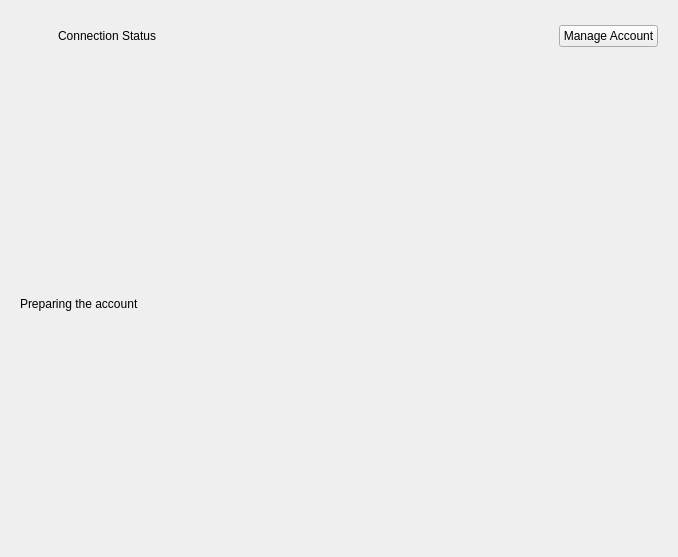
Old version of the form src/gui/accountsgui/accountview.ui in the repository owncloud/client.
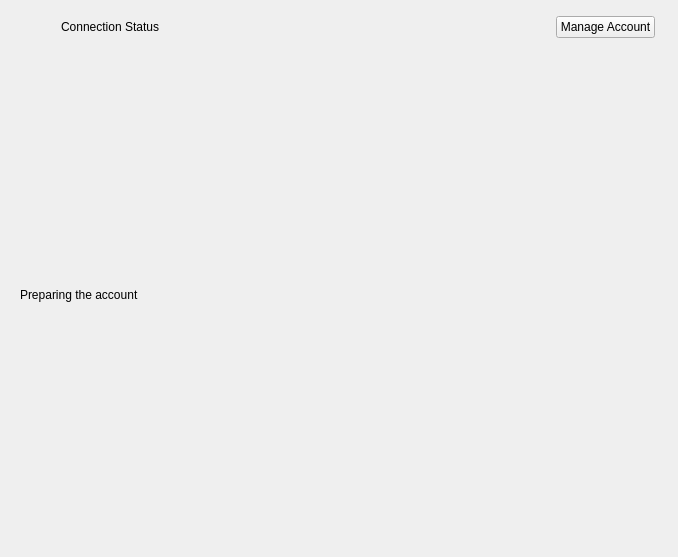
New version of the form. Custom widgets are drawn as their Qt base class.

```diff
--- a/src/gui/accountsgui/accountview.ui
+++ b/src/gui/accountsgui/accountview.ui
@@ -17,6 +17,18 @@
    <item>
     <widget class="QWidget" name="accountStatus" native="true">
      <layout class="QHBoxLayout" name="horizontalLayout_4">
+      <property name="leftMargin">
+       <number>12</number>
+      </property>
+      <property name="topMargin">
+       <number>0</number>
+      </property>
+      <property name="rightMargin">
+       <number>12</number>
+      </property>
+      <property name="bottomMargin">
+       <number>0</number>
+      </property>
       <item>
        <widget class="QLabel" name="warningLabel">
         <property name="enabled">
```
